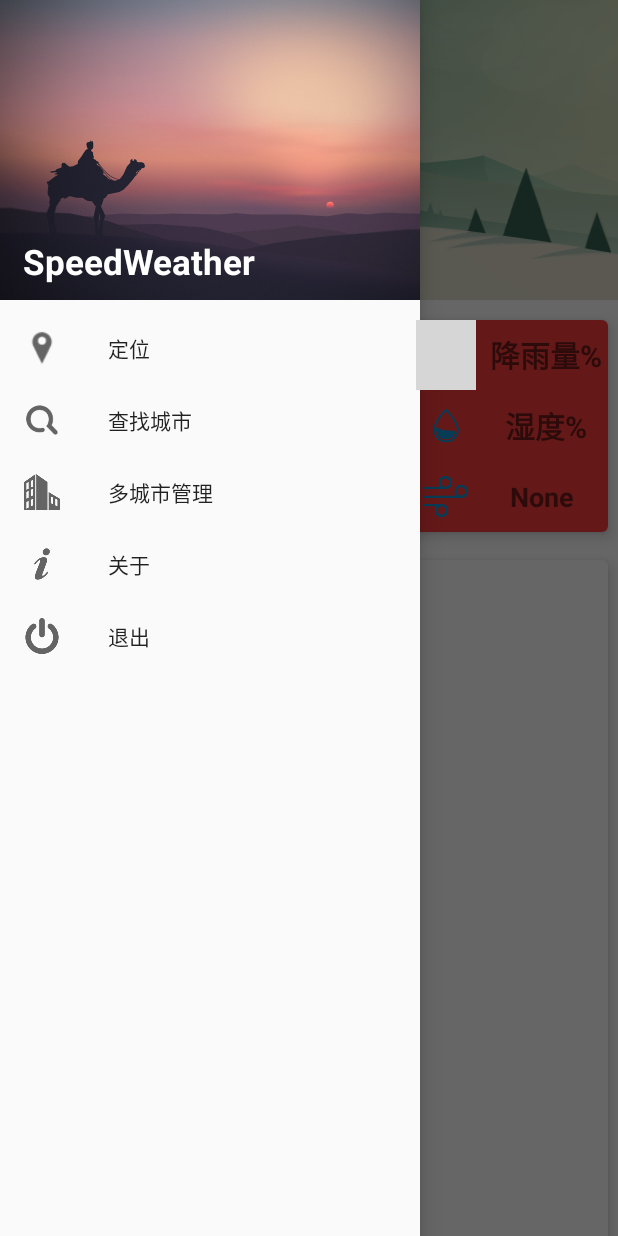
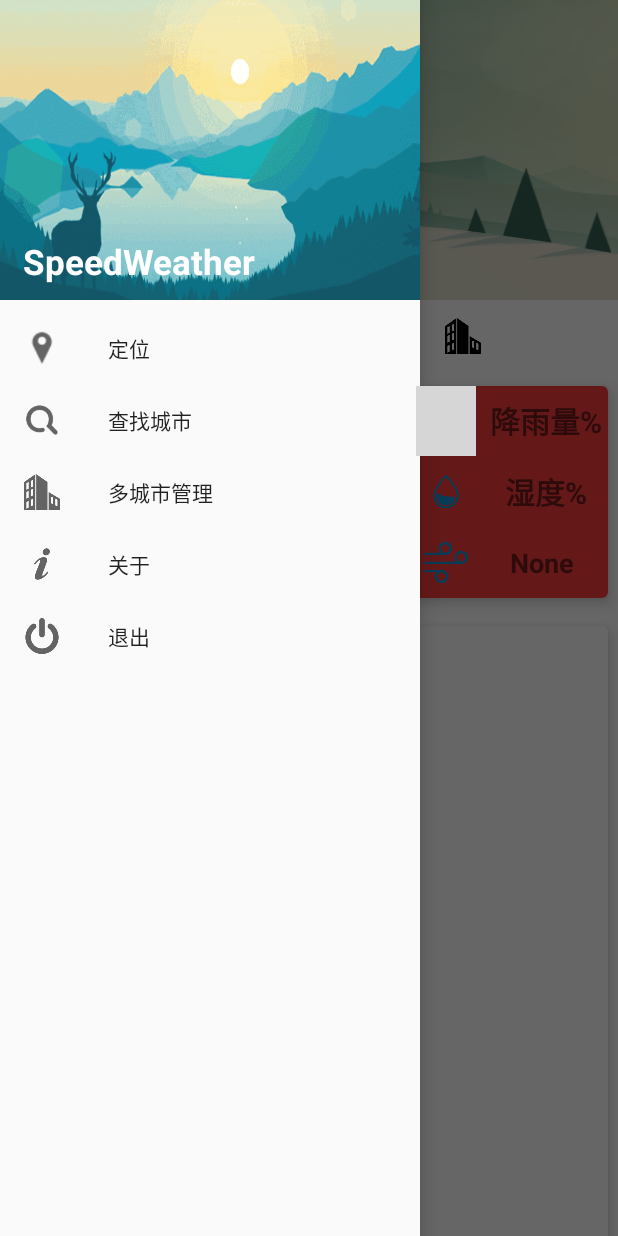
Before and after one commit to CKRao/Weather, an Android app: the screen it shows after launch (MainActivity), with the side drawer open, on a phone screen of 412 x 824 dp. Run offline under Robolectric (Android 15) with nearby library versions, the phone set to English and light mode, and no system bars; grey boxes are pictures that could not be loaded.

Commit message:
tab change

```diff
--- a/app/build.gradle
+++ b/app/build.gradle
@@ -10,7 +10,7 @@ android {
         minSdkVersion 16
         targetSdkVersion 24
         versionCode 1
-        versionName "1.2.4"
+        versionName "1.2.5"
         testInstrumentationRunner "android.support.test.runner.AndroidJUnitRunner"
     }
     buildTypes {
--- a/app/src/main/AndroidManifest.xml
+++ b/app/src/main/AndroidManifest.xml
@@ -25,7 +25,7 @@
         android:icon="@drawable/weather_icon"
         android:label="SpeedWeather"
         android:supportsRtl="true"
-        android:theme="@style/MyTheme">
+        android:theme="@style/AppTheme">
 
         <activity android:name=".SplashActivity"
             android:theme="@style/SplashTheme">
@@ -36,7 +36,7 @@
             </intent-filter>
         </activity>
         <activity android:name=".MainActivity"
-           />
+          android:theme="@style/MyTheme" />
         <activity android:name="com.example.ckrao.myapplication.SelectActivity"
             android:theme="@style/AppTheme"/><!-- ATTENTION: This was auto-generated to add Google Play services to your project for
      App Indexing.  See https://g.co/AppIndexing/AndroidStudio for more information. -->
--- a/app/src/main/java/com/example/ckrao/myapplication/Adapter/MyViewPagerAdapter.java
+++ b/app/src/main/java/com/example/ckrao/myapplication/Adapter/MyViewPagerAdapter.java
@@ -13,6 +13,7 @@ import java.util.List;
 
 public class MyViewPagerAdapter extends PagerAdapter {
     private List<View> mViews;
+    private String[] mTitles = {"主界面", "多城市"};
 
     public MyViewPagerAdapter(List<View> viewList) {
         mViews = viewList;
--- a/app/src/main/java/com/example/ckrao/myapplication/MainActivity.java
+++ b/app/src/main/java/com/example/ckrao/myapplication/MainActivity.java
@@ -311,6 +311,30 @@ public class MainActivity extends AppCompatActivity implements SwipeRefreshLayou
                 alertDialog.show();
             }
         });
+
+        mViewPager.addOnPageChangeListener(new ViewPager.OnPageChangeListener() {
+            @Override
+            public void onPageScrolled(int position, float positionOffset, int positionOffsetPixels) {
+
+            }
+
+            @Override
+            public void onPageSelected(int position) {
+                if (mViewPager.getCurrentItem() == 0){
+                            mTableLayout.getTabAt(0).setIcon(R.drawable.home1);
+                            mTableLayout.getTabAt(1).setIcon(R.drawable.morecity);
+                    }  else {
+                    mTableLayout.getTabAt(0).setIcon(R.drawable.home2);
+                    mTableLayout.getTabAt(1).setIcon(R.drawable.morecity1);
+                }
+                }
+
+
+            @Override
+            public void onPageScrollStateChanged(int state) {
+
+            }
+        });
     }
 
     public void setDataForList(String tag, List<MoreCityModel> modelList) {
@@ -438,8 +462,9 @@ public class MainActivity extends AppCompatActivity implements SwipeRefreshLayou
         mViewList.add(mView2);
 
         mTableLayout.setTabMode(TabLayout.MODE_FIXED);
-        mTableLayout.addTab(mTableLayout.newTab().setText(""));
-        mTableLayout.addTab(mTableLayout.newTab().setText(""));
+        mTableLayout.addTab(mTableLayout.newTab());
+        mTableLayout.addTab(mTableLayout.newTab());
+
 
         tip = (TextView) mView2.findViewById(R.id.id_tip);
         isnotadd = (ImageView) mView2.findViewById(R.id.view2_notyetadd);
@@ -473,12 +498,10 @@ public class MainActivity extends AppCompatActivity implements SwipeRefreshLayou
         temp_06 = (TextView) mView1.findViewById(R.id.temp_06);
         temp_07 = (TextView) mView1.findViewById(R.id.temp_07);
 
-
         week_04 = (TextView) mView1.findViewById(R.id.week_04);
         week_05 = (TextView) mView1.findViewById(R.id.week_05);
         week_06 = (TextView) mView1.findViewById(R.id.week_06);
         week_07 = (TextView) mView1.findViewById(R.id.week_07);
-
 
         mRainfall = (TextView) mView1.findViewById(R.id.rainfall);
         mHumidity = (TextView) mView1.findViewById(R.id.humidity);
@@ -511,6 +534,8 @@ public class MainActivity extends AppCompatActivity implements SwipeRefreshLayou
         mViewPager.setAdapter(viewPagerAdapter);
         mTableLayout.setupWithViewPager(mViewPager);
         mTableLayout.setTabsFromPagerAdapter(viewPagerAdapter);
+        mTableLayout.getTabAt(0).setIcon(R.drawable.home1);
+        mTableLayout.getTabAt(1).setIcon(R.drawable.morecity);
 
     }
 
--- a/app/src/main/res/layout/coordinatorlayout.xml
+++ b/app/src/main/res/layout/coordinatorlayout.xml
@@ -58,9 +58,9 @@
         <android.support.design.widget.TabLayout
             android:id="@+id/tabs"
             android:layout_width="match_parent"
-            android:layout_height="4dp"
+            android:layout_height="wrap_content"
             app:tabIndicatorHeight="4dp"
-            app:tabIndicatorColor="#FA3D3D"/>
+            app:tabIndicatorColor="#1296db"/>
         <com.example.ckrao.myapplication.MyViewPager
             android:layout_below="@id/tabs"
             android:id="@+id/view_pager"
--- a/app/src/main/res/layout/nav_header.xml
+++ b/app/src/main/res/layout/nav_header.xml
@@ -1,17 +1,17 @@
 <?xml version="1.0" encoding="utf-8"?>
 <RelativeLayout xmlns:android="http://schemas.android.com/apk/res/android"
-              android:layout_width="match_parent"
-                android:background="@drawable/setting_header"
-              android:layout_height="200dp">
+                android:layout_width="match_parent"
+                android:layout_height="200dp"
+                android:background="@drawable/sun_main">
 
     <TextView
-        android:layout_marginLeft="15dp"
-        android:layout_marginBottom="10dp"
-        android:layout_alignParentBottom="true"
         android:layout_width="wrap_content"
         android:layout_height="wrap_content"
+        android:layout_alignParentBottom="true"
+        android:layout_marginBottom="10dp"
+        android:layout_marginLeft="15dp"
+        android:text="SpeedWeather"
         android:textColor="#fff"
         android:textSize="23sp"
-        android:textStyle="bold"
-        android:text="SpeedWeather"/>
+        android:textStyle="bold"/>
 </RelativeLayout>
```
Also changed, not shown: app/src/main/java/com/example/ckrao/myapplication/Adapter/RecyclerAdapter.java (+5 -5 lines), app/src/main/java/com/example/ckrao/myapplication/MyViewPager.java (+5 -5 lines), app/src/main/res/layout/newcity_item.xml (+7 -6 lines), app/src/main/res/drawable/home.png (added), app/src/main/res/drawable/home1.png (added), app/src/main/res/drawable/home2.png (added), app/src/main/res/drawable/morecity1.png (added), app/src/main/res/drawable/setting_header.jpg (deleted), app/src/main/res/drawable/sun_main.png (added).
